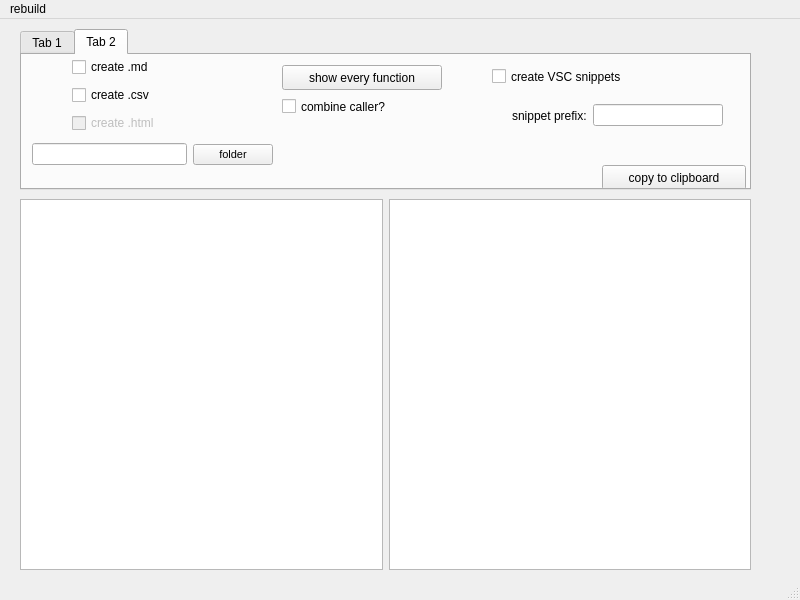
Giddius/Antistasi_PhoneBook_tool, file UI/Antistasi_PhoneBook_tool.ui: the form before one commit.
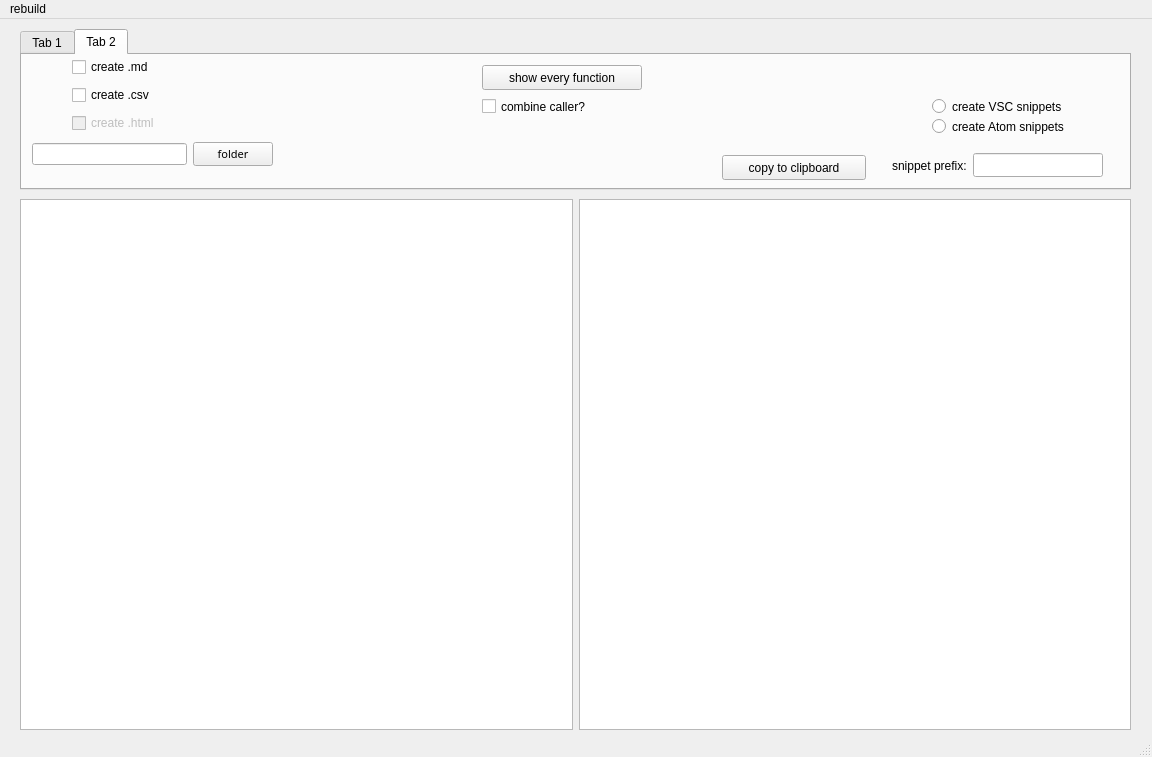
The form after the commit.

```diff
--- a/UI/Antistasi_PhoneBook_tool.ui
+++ b/UI/Antistasi_PhoneBook_tool.ui
@@ -7,8 +7,8 @@
    <rect>
     <x>0</x>
     <y>0</y>
-    <width>800</width>
-    <height>600</height>
+    <width>1152</width>
+    <height>757</height>
    </rect>
   </property>
   <property name="windowTitle">
@@ -20,8 +20,8 @@
      <rect>
       <x>20</x>
       <y>180</y>
-      <width>731</width>
-      <height>371</height>
+      <width>1111</width>
+      <height>531</height>
      </rect>
     </property>
     <layout class="QHBoxLayout" name="horizontalLayout">
@@ -30,6 +30,7 @@
        <property name="font">
         <font>
          <family>Verdana Pro Semibold</family>
+         <pointsize>10</pointsize>
          <kerning>false</kerning>
         </font>
        </property>
@@ -48,7 +49,7 @@
      <rect>
       <x>20</x>
       <y>10</y>
-      <width>731</width>
+      <width>1111</width>
       <height>161</height>
      </rect>
     </property>
@@ -137,11 +138,11 @@
      <attribute name="title">
       <string>Tab 2</string>
      </attribute>
-     <widget class="QCheckBox" name="create_vscsnippet_check">
+     <widget class="QRadioButton" name="create_vscsnippet_check">
       <property name="geometry">
        <rect>
-        <x>470</x>
-        <y>10</y>
+        <x>910</x>
+        <y>40</y>
         <width>181</width>
         <height>23</height>
        </rect>
@@ -156,7 +157,7 @@
         <x>50</x>
         <y>0</y>
         <width>162</width>
-        <height>81</height>
+        <height>83</height>
        </rect>
       </property>
       <layout class="QVBoxLayout" name="verticalLayout">
@@ -189,8 +190,8 @@
      <widget class="QWidget" name="horizontalLayoutWidget_2">
       <property name="geometry">
        <rect>
-        <x>470</x>
-        <y>40</y>
+        <x>850</x>
+        <y>90</y>
         <width>251</width>
         <height>41</height>
        </rect>
@@ -210,15 +211,31 @@
         </widget>
        </item>
        <item>
-        <widget class="QLineEdit" name="input_snippet_prefix"/>
+        <widget class="QLineEdit" name="input_snippet_prefix">
+         <property name="font">
+          <font>
+           <family>Source Code Pro</family>
+           <pointsize>8</pointsize>
+           <weight>75</weight>
+           <bold>true</bold>
+           <kerning>false</kerning>
+          </font>
+         </property>
+         <property name="toolTip">
+          <string>-&gt; e.g.[prefix]flagaction</string>
+         </property>
+         <property name="placeholderText">
+          <string/>
+         </property>
+        </widget>
        </item>
       </layout>
      </widget>
      <widget class="QPushButton" name="clipboard_button">
       <property name="geometry">
        <rect>
-        <x>580</x>
-        <y>110</y>
+        <x>700</x>
+        <y>100</y>
         <width>144</width>
         <height>25</height>
        </rect>
@@ -230,7 +247,7 @@
      <widget class="QPushButton" name="start_query_all">
       <property name="geometry">
        <rect>
-        <x>260</x>
+        <x>460</x>
         <y>10</y>
         <width>160</width>
         <height>25</height>
@@ -267,6 +284,7 @@
         <widget class="QPushButton" name="get_outputpath_button">
          <property name="font">
           <font>
+           <family>Source Code Pro</family>
            <pointsize>8</pointsize>
           </font>
          </property>
@@ -280,7 +298,7 @@
      <widget class="QCheckBox" name="output_combined_check">
       <property name="geometry">
        <rect>
-        <x>260</x>
+        <x>460</x>
         <y>40</y>
         <width>181</width>
         <height>23</height>
@@ -293,6 +311,19 @@
        <string>combine caller?</string>
       </property>
      </widget>
+     <widget class="QRadioButton" name="create_atomsnippet_check">
+      <property name="geometry">
+       <rect>
+        <x>910</x>
+        <y>60</y>
+        <width>181</width>
+        <height>23</height>
+       </rect>
+      </property>
+      <property name="text">
+       <string>create Atom snippets</string>
+      </property>
+     </widget>
     </widget>
    </widget>
   </widget>
@@ -302,7 +333,7 @@
     <rect>
      <x>0</x>
      <y>0</y>
-     <width>800</width>
+     <width>1152</width>
      <height>20</height>
     </rect>
    </property>
```
Left out of the diff: 1 changed line with no effect on the pictures.
